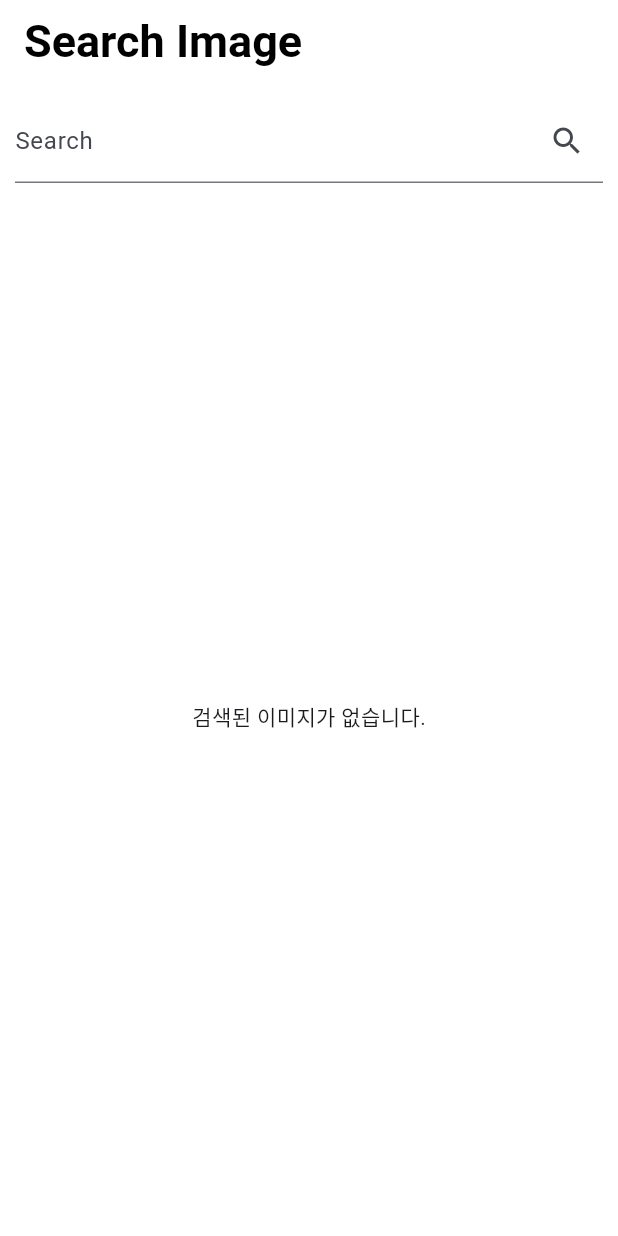
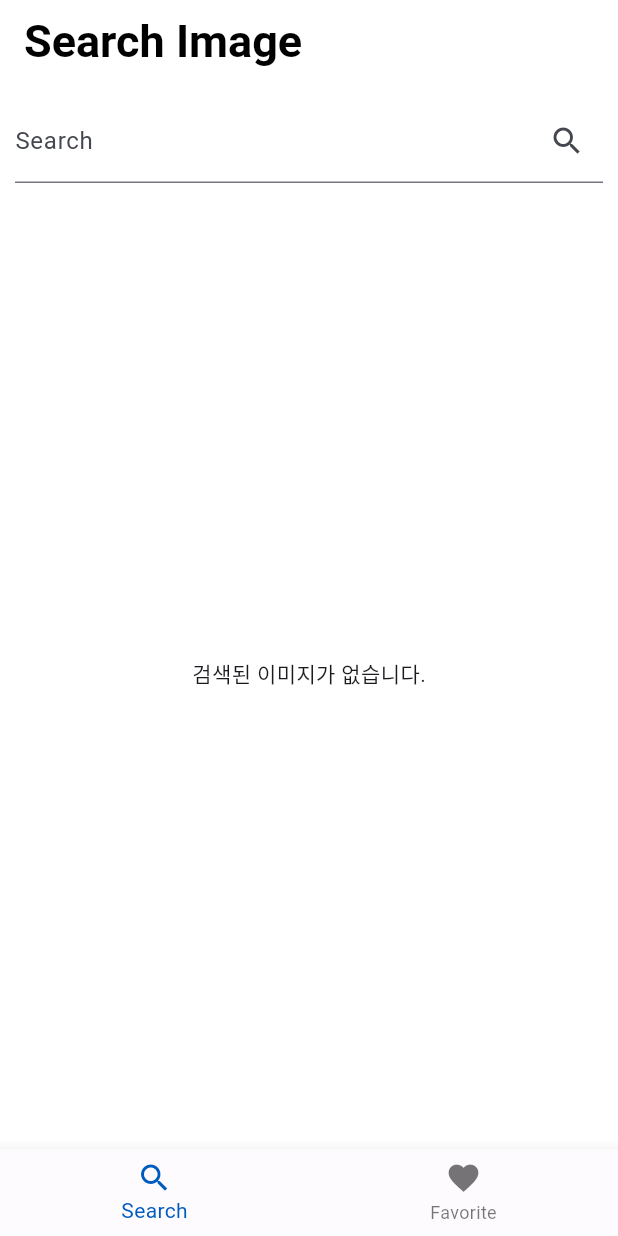
Before and after one commit to ARE-DEV00/FlutterSearchImageApp, a Flutter app: the screen it shows after launch, on a phone screen of 412 x 824 dp. Run offline on Flutter 3.47's test engine with Material 3 defaults, Android fonts, the phone set to English and light mode, and no system bars; our stand-ins replace dio, flutter_dotenv, flutter_riverpod, get_it, retrofit; generated files the repository leaves out were written again.

Commit message:
- 기본 레이아웃 구성 및 패키지 구조 변경 - HomeScreen, SearchListScreen, FavoriteListScreen, ImageViewScreen 추가 및 변경 - ImageViewScreen 기본 기능 추가 - SearchListScreen 기본 기능 추가 - HomeScreen 기본 기능 추가

```diff
--- a/lib/main.dart
+++ b/lib/main.dart
@@ -7,7 +7,9 @@ import 'package:get_it/get_it.dart';
 import 'package:search_image/data/remote/api/api_service.dart';
 import 'package:search_image/data/remote/api/repository/api_repository_impl.dart';
 import 'package:search_image/presentation/constants/RouteName.dart';
-import 'package:search_image/presentation/ui/screen/home/home_screen.dart';
+import 'package:search_image/presentation/ui/screen/home_screen.dart';
+import 'package:search_image/presentation/ui/screen/image_view_screen.dart';
+import 'package:search_image/presentation/ui/screen/search_image_list_screen.dart';
 import 'package:search_image/presentation/utils/color_schemes.g.dart';
 import 'package:flutter_dotenv/flutter_dotenv.dart';
 
@@ -72,6 +74,9 @@ class MyApp extends ConsumerWidget {
         initialRoute: RouteName.homeScreen,
         routes: {
           RouteName.homeScreen: (context) => HomeScreen(),
+          RouteName.searchImageListScreen: (context) => SearchImageListScreen(),
+          RouteName.imageViewScreen: (context) => ImageViewScreen(),
+
         });
   }
 }
--- a/lib/presentation/constants/RouteName.dart
+++ b/lib/presentation/constants/RouteName.dart
@@ -1,3 +1,6 @@
 class RouteName {
   static const homeScreen = '/home';
+  static const searchImageListScreen = '/searchImageList';
+  static const imageViewScreen = '/imageViewScreen';
+
 }
--- a/lib/presentation/ui/screen/home/home_screen.dart
+++ /dev/null
@@ -1,77 +0,0 @@
-import 'package:flutter/material.dart';
-import 'package:flutter_riverpod/flutter_riverpod.dart';
-import 'package:search_image/presentation/ui/state/search_image_state.dart';
-import 'package:search_image/presentation/ui/view_model/search_image_view_model.dart';
-
-final searchViewModelProvider =
-    StateNotifierProvider<SearchImageViewModel, SearchImageState>((ref) => SearchImageViewModel());
-
-class HomeScreen extends ConsumerWidget {
-  final textQueryController = TextEditingController();
-
-  HomeScreen({Key? key}) : super(key: key);
-
-  @override
-  Widget build(BuildContext context, WidgetRef ref) {
-    return Scaffold(
-      appBar: AppBar(
-        backgroundColor: Colors.white,
-        title: const Text(
-          "Search Image",
-          style: TextStyle(
-              fontSize: 30, fontWeight: FontWeight.bold, color: Colors.black),
-        ),
-      ),
-      body: Container(
-        width: double.infinity,
-        height: double.infinity,
-        color: Colors.white,
-        child: Column(
-          children: [
-            Padding(
-              padding: const EdgeInsets.all(10.0),
-              child: TextField(
-                controller: textQueryController,
-                decoration: InputDecoration(
-                  labelText: "Search",
-                  suffixIcon: IconButton(
-                    icon: const Icon(Icons.search),
-                    onPressed: () => ref
-                        .read(searchViewModelProvider.notifier)
-                        .searchImages(textQueryController.text),
-                  ),
-                ),
-              ),
-            ),
-            Expanded(
-              child: Consumer(
-                builder: (context, ref, child) {
-                  final searchState = ref.watch(searchViewModelProvider);
-                  final searchResults = searchState.searchImageEntityList;
-                  if (searchResults.isEmpty) {
-                    return const Center(child: Text("검색된 이미지가 없습니다."));
-                  }
-                  return ListView.builder(
-                    itemCount: searchResults.length,
-                    itemBuilder: (context, index) {
-                      final imageUrl = searchResults[index].imageUrl ?? '';
-                      return ListTile(
-                        title: Text(
-                            searchResults[index].displaySitename ?? 'Unknown'),
-                        leading: imageUrl.isNotEmpty
-                            ? Image.network(imageUrl,
-                                errorBuilder: (context, error, stackTrace) =>
-                                    const Icon(Icons.error))
-                            : const Icon(Icons.image_not_supported),
-                      );
-                    },
-                  );
-                },
-              ),
-            ),
-          ],
-        ),
-      ),
-    );
-  }
-}
--- /dev/null
+++ b/lib/presentation/ui/screen/home_screen.dart
@@ -0,0 +1,37 @@
+import 'package:flutter/material.dart';
+import 'package:flutter_riverpod/flutter_riverpod.dart';
+import 'package:search_image/presentation/ui/screen/favorite_list_screen.dart';
+import 'package:search_image/presentation/ui/screen/search_image_list_screen.dart';
+
+final bottomNavigationProvider = StateProvider<int>((ref) => 0);
+
+class HomeScreen extends ConsumerWidget {
+
+  const HomeScreen({Key? key}) : super(key: key);
+
+  @override
+  Widget build(BuildContext context, WidgetRef ref) {
+    final selectedIndex = ref.watch(bottomNavigationProvider);
+    final screens = [
+      SearchImageListScreen(),
+      FavoriteListScreen()
+    ];
+    return Scaffold(
+      body: screens[selectedIndex],
+      bottomNavigationBar: BottomNavigationBar(
+        currentIndex: selectedIndex,
+        onTap: (index) => ref.read(bottomNavigationProvider.notifier).state = index,
+        items: const [
+          BottomNavigationBarItem(
+            icon: Icon(Icons.search),
+            label: 'Search',
+          ),
+          BottomNavigationBarItem(
+            icon: Icon(Icons.favorite),
+            label: 'Favorite',
+          ),
+        ],
+      ),
+    );
+  }
+}
--- /dev/null
+++ b/lib/presentation/ui/screen/search_image_list_screen.dart
@@ -0,0 +1,111 @@
+import 'package:flutter/material.dart';
+import 'package:flutter_riverpod/flutter_riverpod.dart';
+import 'package:search_image/presentation/constants/RouteName.dart';
+import 'package:search_image/presentation/ui/state/search_image_state.dart';
+import 'package:search_image/presentation/ui/view_model/search_image_view_model.dart';
+final searchViewModelProvider =
+StateNotifierProvider<SearchImageViewModel, SearchImageState>(
+        (ref) => SearchImageViewModel());
+
+class SearchImageListScreen extends ConsumerWidget {
+  SearchImageListScreen({Key? key}) : super(key: key);
+  final textQueryController = TextEditingController();
+
+  @override
+  Widget build(BuildContext context, WidgetRef ref) {
+    return Scaffold(
+      appBar: AppBar(
+        backgroundColor: Colors.white,
+        scrolledUnderElevation: 0,
+        title: const Text(
+          "Search Image",
+          style: TextStyle(
+              fontSize: 30, fontWeight: FontWeight.bold, color: Colors.black),
+        ),
+      ),
+      body: Container(
+        width: double.infinity,
+        height: double.infinity,
+        color: Colors.white,
+        child: Column(
+          children: [
+            Padding(
+              padding: const EdgeInsets.all(10.0),
+              child: TextField(
+                controller: textQueryController,
+                decoration: InputDecoration(
+                  labelText: "Search",
+                  suffixIcon: IconButton(
+                    icon: const Icon(Icons.search),
+                    onPressed: () => ref
+                        .read(searchViewModelProvider.notifier)
+                        .searchImages(textQueryController.text),
+                  ),
+                ),
+              ),
+            ),
+            Expanded(
+              child: Consumer(
+                builder: (context, ref, child) {
+                  final searchState = ref.watch(searchViewModelProvider);
+                  final searchResults = searchState.searchImageEntityList;
+                  if (searchResults.isEmpty) {
+                    return const Center(child: Text("검색된 이미지가 없습니다."));
+                  }
+                  return GridView.builder(
+                    gridDelegate: const SliverGridDelegateWithFixedCrossAxisCount(
+                      crossAxisCount: 3,
+                      childAspectRatio: 1,
+                      crossAxisSpacing: 4,
+                      mainAxisSpacing: 4,
+                    ),
+                    itemCount: searchResults.length,
+                    itemBuilder: (context, index) {
+                      final imageUrl = searchResults[index].imageUrl ?? '';
+                      return GridTile(
+                        header: Container(
+                          alignment: Alignment.topRight,
+                          padding: const EdgeInsets.all(1.0),
+                          child: IconButton(
+                            icon: const Icon(Icons.favorite_outline, color: Colors.white),
+                            onPressed: () {
+                            },
+                          ),
+                        ),
+                        footer: Container(
+                          padding: const EdgeInsets.all(8.0),
+                          color: Colors.black54,
+                          child: Row(
+                            mainAxisAlignment: MainAxisAlignment.spaceBetween,
+                            children: [
+                              Expanded(
+                                child: Text(
+                                  searchResults[index].displaySitename ?? 'Unknown',
+                                  style: const TextStyle(fontSize: 12, color: Colors.white),
+                                  overflow: TextOverflow.ellipsis,
+                                ),
+                              ),
+                            ],
+                          ),
+                        ),
+                        child: InkWell(
+                          onTap: () {
+                            Navigator.of(context).pushNamed(RouteName.imageViewScreen, arguments: imageUrl);
+                          },
+                          child: imageUrl.isNotEmpty
+                              ? Image.network(imageUrl, fit: BoxFit.cover,
+                              errorBuilder: (context, error, stackTrace) => const Icon(Icons.error))
+                              : const Icon(Icons.image_not_supported),
+                        ),
+                      );
+                    },
+                  );
+                },
+              ),
+            ),
+          ],
+        ),
+      ),
+    );
+  }
+}
```
Also changed, not shown: lib/presentation/ui/screen/favorite_list_screen.dart (added, +26 -0 lines), lib/presentation/ui/screen/image_view_screen.dart (added, +40 -0 lines).
